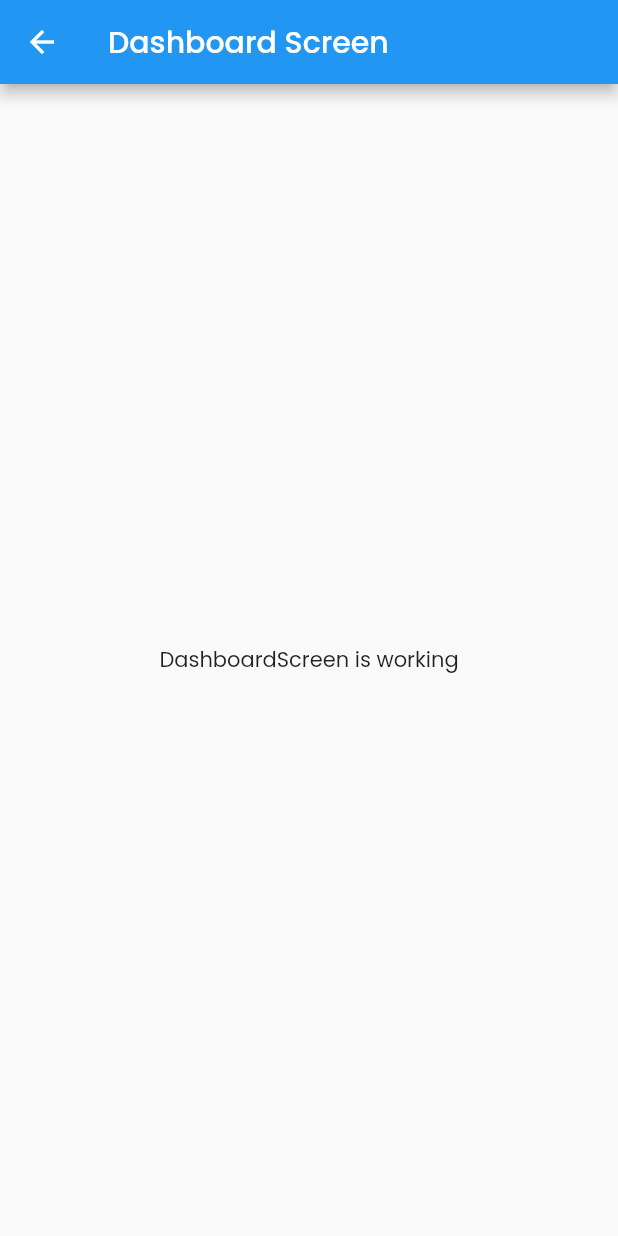
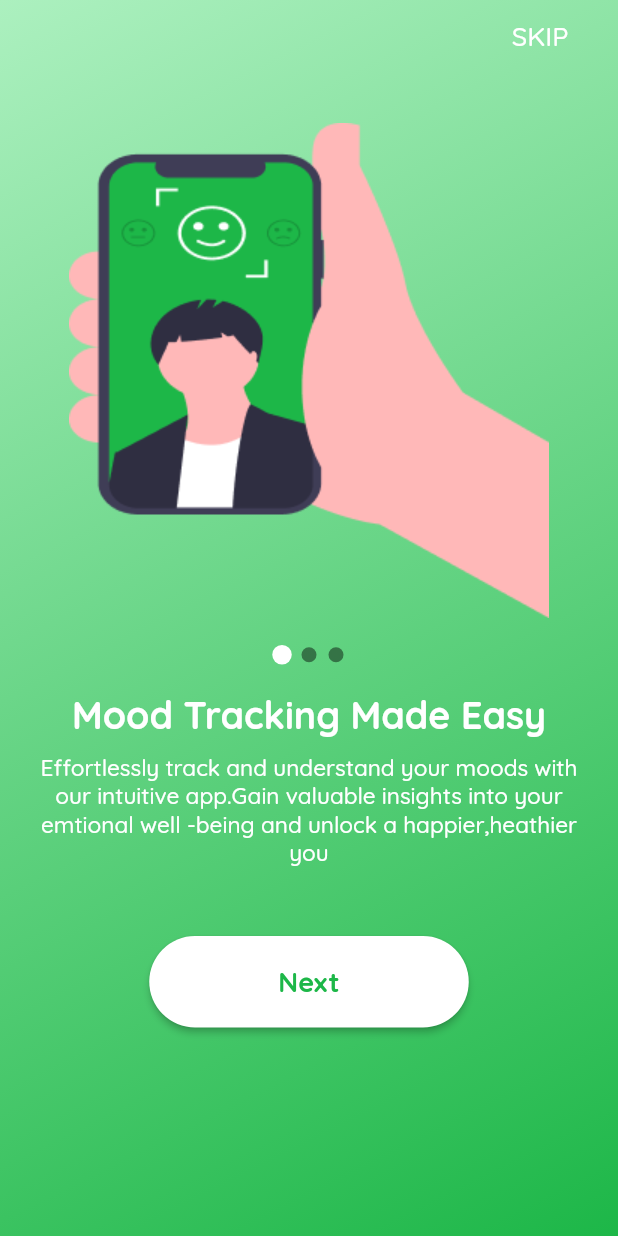
Before and after one commit to Mood-Fixing-App/MoodUp, a Flutter app: the screen it shows after launch, on a phone screen of 412 x 824 dp. Run offline on Flutter 3.47's test engine with Material 2 defaults, Android fonts, the light colour scheme and no system bars; drawn by our look-alikes of smooth_page_indicator; our stand-ins replace get, google_fonts.

Commit message:
Added Onboard Screens

```diff
--- a/lib/main.dart
+++ b/lib/main.dart
@@ -1,10 +1,15 @@
 import 'package:get/get.dart';
+import 'package:flutter/services.dart';
 import 'package:flutter/material.dart';
 import 'package:moodup/src/utils/theme.dart';
-import 'package:moodup/src/features/splash/screens/splash_screen.dart';
-import 'package:moodup/src/features/dashboard/screens/dashboard_screen.dart';
+import 'package:moodup/src/features/onboard/screens/onboard_screen.dart';
+
 
 void main() {
+  SystemChrome.setSystemUIOverlayStyle(const SystemUiOverlayStyle(
+    statusBarColor: Colors.transparent,
+    statusBarIconBrightness: Brightness.dark,
+  ));
   runApp(const MainApp());
 }
 
@@ -16,7 +21,7 @@ class MainApp extends StatelessWidget {
     return GetMaterialApp(
       debugShowCheckedModeBanner: false,
       theme: MAppTheme.lightTheme,
-      home: SplashScreen(),
+      home: const OnboardScreen(),
     );
   }
 }
--- /dev/null
+++ b/lib/src/common_widgets/white_button.dart
@@ -0,0 +1,42 @@
+import 'package:flutter/material.dart';
+import 'package:moodup/src/constants/colors.dart';
+
+class WhiteButton extends StatelessWidget {
+  final void Function()? onPressed;
+  final String text;
+  final double width;
+  final double height;
+
+  const WhiteButton({
+    super.key,
+    required this.onPressed,
+    required this.text,
+    required this.width,
+    required this.height,
+  });
+
+  @override
+  Widget build(BuildContext context) {
+    return SizedBox(
+      width: width,
+      height: height,
+      child: ElevatedButton(
+        onPressed: onPressed,
+        style: ElevatedButton.styleFrom(
+          backgroundColor: kWhite,
+          shape: RoundedRectangleBorder(
+            borderRadius: BorderRadius.circular(100),
+          ),
+        ),
+        child: Text(
+          text,
+          style: const TextStyle(
+            color: kDarkGreen,
+            fontSize: 18,
+            fontWeight: FontWeight.w800,
+          ),
+        ),
+      ),
+    );
+  }
+}
--- a/lib/src/constants/colors.dart
+++ b/lib/src/constants/colors.dart
@@ -2,8 +2,9 @@ import 'dart:ui';
 /* ------- List of Colors ------- */
 
 
-const Color kLightBlue = Color(0xFFA2D2FF);
-const Color kLightPurple = Color(0xFFBDE0FE);
-const Color kLightBrown = Color(0xFFCDB4DB);
-const Color kLightPink = Color(0xFFFFAFCC);
-const Color kLightCoral = Color(0xFFFFC8DD);
+const Color kLightGreen = Color(0xFF91F086);
+const Color kLighterGreen = Color(0xFFACF0BF);
+const Color kDarkGreen = Color(0xFF1DB748);
+const Color kWhite = Color(0xFFFFFFFF);
+const Color kBlack = Color(0xFF000000);
+const Color kLightBlack = Color(0x73000000);
--- a/lib/src/constants/image_string.dart
+++ /dev/null
@@ -1,3 +0,0 @@
-
-/*------------ Image Paths ------------*/
-const String mLogoWhite = 'assets/logos/logo_white.png';
--- /dev/null
+++ b/lib/src/constants/image_strings.dart
@@ -0,0 +1,10 @@
+
+/*------------ Image Paths ------------*/
+const String kLogoWhite = 'assets/logos/logo_white.png';
+
+
+/*------------ Onboarding Images ------------*/
+const String kOnboardingImage1 = "assets/images/onboard_1.png";
+const String kOnboardingImage2 = 'assets/images/onboard_2.png';
+const String kOnboardingImage3 = 'assets/images/onboard_3.png';
+const String kLoginImage = 'assets/images/login_image.png';
--- /dev/null
+++ b/lib/src/constants/sizes.dart
@@ -0,0 +1,12 @@
+
+class Sizes {
+  static const double kDefaultPadding = 20.0;
+  static const double kDefaultRadius = 30.0;
+  static const double kDefaultElevation = 5.0;
+  static const double kDefaultBorderWidth = 1.0;
+
+  //Button Sizes
+  static const double kDefaultButtonWidth = 213;
+  static const double kDefaultButtonHeight = 61;
+
+}
--- /dev/null
+++ b/lib/src/constants/text_strings.dart
@@ -0,0 +1,10 @@
+/*-------- Onboarding Screen  Texts--------*/
+const String tonBoardingTitle1 = "Mood Tracking Made Easy";
+const String tonBoardingTitle2 = "Personalized Resources";
+const String tonBoardingTitle3 = "Connect Professionals";
+const String tonBoardingSubTitle1 =
+    "Effortlessly track and understand your moods with our intuitive app.Gain valuable insights into your emtional well -being and unlock a happier,heathier you";
+const String tonBoardingSubTitle2 =
+    "Discover a world of customized material to elevate your spirits, encourage self-reflection, and guide you toward personal growth and emotional well-being.";
+const String tonBoardingSubTitle3 =
+    "Connect with licensed professionals who can provide expert guidance and support on your journey towards better mental health and emotional balance";
--- /dev/null
+++ b/lib/src/features/onboard/models/onboard_model.dart
@@ -0,0 +1,16 @@
+import 'package:flutter/material.dart';
+
+
+
+class OnboardModel {
+  final String title;
+  final String description;
+  final String image;
+
+
+  OnboardModel({
+    required this.title,
+    required this.description,
+    required this.image,
+  });
+}
--- /dev/null
+++ b/lib/src/features/onboard/screens/onboard_screen.dart
@@ -0,0 +1,232 @@
+import 'package:get/get.dart';
+import 'package:flutter/material.dart';
+import 'package:moodup/src/constants/sizes.dart';
+import 'package:moodup/src/constants/colors.dart';
+import 'package:moodup/src/constants/text_strings.dart';
+import 'package:moodup/src/constants/image_strings.dart';
+import 'package:moodup/src/common_widgets/white_button.dart';
+import 'package:smooth_page_indicator/smooth_page_indicator.dart';
+import 'package:moodup/src/features/onboard/models/onboard_model.dart';
+import 'package:moodup/src/features/onboard/controllers/onboard_controller.dart';
+
+//************** Variables **************************************/
+final onboardController = Get.put(OnboardController());
+
+//************** Variables **************************************/
+
+//************** Onboard Screen **************************************/
+class OnboardScreen extends StatefulWidget {
+  const OnboardScreen({super.key});
+
+  @override
+  State<OnboardScreen> createState() => _OnboardScreenState();
+}
+
+class _OnboardScreenState extends State<OnboardScreen> {
+  //Disposing the controller
+  @override
+  void dispose() {
+    onboardController.dispose();
+    super.dispose();
+  }
+
+  //! Onboard Pages***************************************************
+  static final onboardPages = [
+    OnboardPage(
+      model: OnboardModel(
+        title: tonBoardingTitle1,
+        description: tonBoardingSubTitle1,
+        image: kOnboardingImage1,
+      ),
+    ),
+    OnboardPage(
+      model: OnboardModel(
+        title: tonBoardingTitle2,
+        description: tonBoardingSubTitle2,
+        image: kOnboardingImage2,
+      ),
+    ),
+    OnboardPage(
+      model: OnboardModel(
+        title: tonBoardingTitle3,
+        description: tonBoardingSubTitle3,
+        image: kOnboardingImage3,
+      ),
+    ),
+  ];
+  @override
+  Widget build(BuildContext context) {
+    return Scaffold(
+      body: Column(
+        mainAxisAlignment: MainAxisAlignment.center,
+        children: [
+          Expanded(
+            child: PageView.builder(
+              itemBuilder: (context, index) {
+                onboardController.changePageNumber(index);
+                return onboardPages[index];
+              },
+              controller: onboardController.onboardpagecontroller,
+              itemCount: onboardPages.length,
+            ),
+          ),
+        ],
+      ),
+    );
+  }
+}
+//************** Onboard Screen  ******************** **************************************/
+//*************************************************************************************** */
+
+//******************* Onboard page*********************************************************/
+class OnboardPage extends StatelessWidget {
+  const OnboardPage({super.key, required this.model});
+  final OnboardModel model;
+
+  @override
+  Widget build(BuildContext context) {
+    return Container(
+      //! Background Color
+      decoration: const BoxDecoration(
+        gradient: LinearGradient(
+          colors: [
+            kLighterGreen,
+            kDarkGreen,
+          ],
+          begin: Alignment.topLeft,
+          end: Alignment.bottomRight,
+        ),
+      ),
+      child: SafeArea(
+        child: Padding(
+          padding: const EdgeInsets.symmetric(horizontal: 20),
+          child: Column(
+            children: [
+              //! Skip Button
+              Row(
+                mainAxisAlignment: MainAxisAlignment.end,
+                children: [
+                  //Show and hide skip button
+                  onboardController.setSkipButtonVisibility(
+                          onboardController.pageNumber.value)
+                      ? SkipButton(
+                          onPressed: () {
+                            onboardController.skipButtonFunctionality();
+                          },
+                          text: 'SKIP',
+                        )
+                      : const SkipButton(
+                          onPressed: null,
+                          text: '',
+                        ),
+                ],
+              ),
+              const SizedBox(height: 34),
+              //! Image
+              Image.asset(model.image),
+              const SizedBox(height: 18),
+
+              //! Page Indicator
+              const PageIndicator(),
+              const SizedBox(height: 18),
+
+              //! Title and Description
+              Column(
+                children: [
+                  //! Title
+                  Text(model.title,
+                      textAlign: TextAlign.center,
+                      style: const TextStyle(
+                        fontSize: 25,
+                        fontWeight: FontWeight.bold,
+                        color: Colors.white,
+                      )),
+                  const SizedBox(
+                    height: 10,
+                  ),
+
+                  //! Description
+                  Text(
+                    model.description,
+                    textAlign: TextAlign.center,
+                    style: const TextStyle(
+                      fontSize: 15,
+                      fontWeight: FontWeight.w500,
+                      color: Colors.white,
+                    ),
+                  ),
+                  const SizedBox(
+                    height: 46,
+                  ),
+
+                  //! Get Started Button or Next Button
+                  WhiteButton(
+                    onPressed: () {
+                      onboardController.setNavigation(
+                        onboardController.pageNumber.value,
+                      );
+                    },
+                    text: onboardController.setButtonText(
+                      onboardController.pageNumber.value,
+                    ),
+                    height: Sizes.kDefaultButtonHeight,
+                    width: Sizes.kDefaultButtonWidth,
+                  )
+                ],
+              )
+            ],
+          ),
+        ),
+      ),
+    );
+  }
+}
+
+//*************************************** Widgets ************************* */
+
+class SkipButton extends StatelessWidget {
+  final void Function()? onPressed;
+
+  final String text;
+
+  const SkipButton({
+    super.key,
+    required this.onPressed,
+    required this.text,
+  });
+
+  @override
+  Widget build(BuildContext context) {
+    return TextButton(
+      onPressed: onPressed,
+      child: Text(
+        text,
+        style: const TextStyle(
+          color: Colors.white,
+          fontSize: 18,
+        ),
+      ),
+    );
+  }
+}
+
+class PageIndicator extends StatelessWidget {
+  const PageIndicator({
+    super.key,
+  });
+
+  @override
+  Widget build(BuildContext context) {
+    return SmoothPageIndicator(
+      controller: onboardController.onboardpagecontroller,
+      count: 3,
+      effect: const ScrollingDotsEffect(
+        activeDotColor: kWhite,
+        dotColor: kLightBlack,
+        dotHeight: 10,
+        dotWidth: 10,
+        spacing: 8,
+      ),
+    );
+  }
+}
--- a/lib/src/features/splash/controllers/splash_controller.dart
+++ b/lib/src/features/splash/controllers/splash_controller.dart
@@ -1,4 +1,5 @@
 import 'package:get/get.dart';
+import 'package:moodup/src/features/onboard/screens/onboard_screen.dart';
 import 'package:moodup/src/features/dashboard/screens/dashboard_screen.dart';
 
 
@@ -6,8 +7,8 @@ class SpalshController extends GetxController{
   static SpalshController get to => Get.find();
 
   Future navigateToHome() async {
-    await Future.delayed(const Duration(seconds: 3));
-    Get.to(() => const DashboardScreen());
+    await Future.delayed(const Duration(seconds: 4));
+    Get.to(() => const OnboardScreen());
   }
 
 }
--- a/lib/src/utils/theme.dart
+++ b/lib/src/utils/theme.dart
@@ -4,10 +4,10 @@ import 'package:google_fonts/google_fonts.dart';
 class MAppTheme {
   static ThemeData lightTheme = ThemeData(
     brightness: Brightness.light,
-    textTheme: GoogleFonts.poppinsTextTheme(ThemeData.light().textTheme)
+    textTheme: GoogleFonts.quicksandTextTheme(ThemeData.light().textTheme)
   );
   static ThemeData darkTheme = ThemeData(
     brightness: Brightness.dark,
-    textTheme: GoogleFonts.poppinsTextTheme(ThemeData.dark().textTheme)
+    textTheme: GoogleFonts.quicksandTextTheme(ThemeData.dark().textTheme)
   );
 }
--- a/pubspec.yaml
+++ b/pubspec.yaml
@@ -7,10 +7,13 @@ environment:
   sdk: '>=2.19.6 <3.0.0'
 
 dependencies:
+  animations: ^2.0.7
   flutter:
     sdk: flutter
+  flutter_screenutil: ^5.7.0
   get: ^4.6.5
   google_fonts: ^4.0.4
+  smooth_page_indicator: ^1.1.0
 
 dev_dependencies:
   flutter_test:
```
Also changed, not shown: lib/src/features/dashboard/screens/dashboard_screen.dart (+33 -6 lines), lib/src/features/login/screens/login_screen.dart (added, +126 -0 lines), lib/src/features/onboard/controllers/onboard_controller.dart (added, +59 -0 lines), lib/src/features/splash/screens/splash_screen.dart (+5 -12 lines), assets/images/onboard_1.png (added), assets/images/onboard_2.png (added), assets/images/onboard_3.png (added), pubspec.lock.
